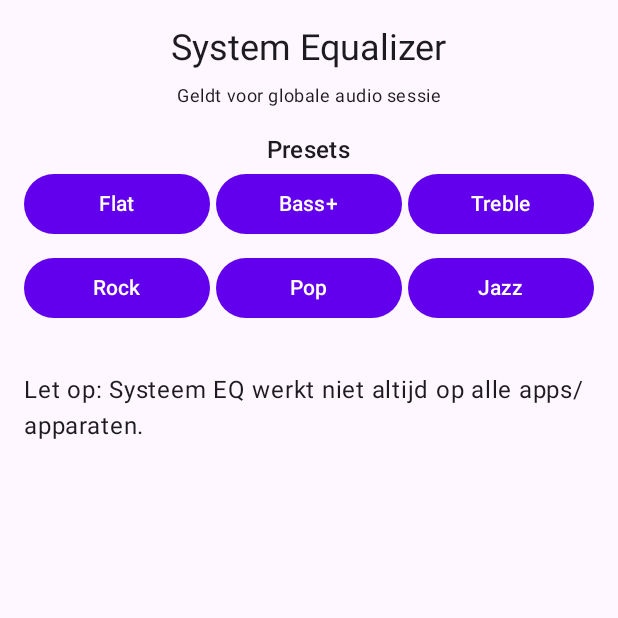
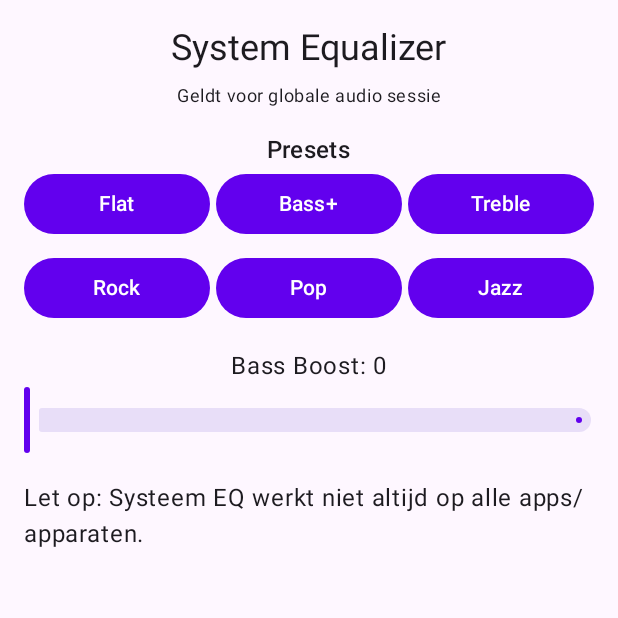
Before and after one commit to stefansdsd-ctrl/Philips-TAH6519-Companion, an Android app built with Jetpack Compose: the EqualizerScreen screen opened through its navigation route, after a tap on "Flat", on a phone screen of 412 x 824 dp, the top half of it. Run offline under Robolectric (Android 15) with nearby library versions, the phone set to English and light mode, and no system bars; 1 statement that could not run was skipped.

Commit message:
Low battery alert in ViewModel + BassBoost slider in EQ

```diff
--- a/app/src/main/java/com/philips/tah6519companion/ui/screens/MediaAndEqScreens.kt
+++ b/app/src/main/java/com/philips/tah6519companion/ui/screens/MediaAndEqScreens.kt
@@ -106,12 +106,13 @@ fun EqualizerScreen() {
     var eq by remember { mutableStateOf<Equalizer?>(null) }
     var bass by remember { mutableStateOf<BassBoost?>(null) }
     var bandLevels by remember { mutableStateOf(loadLevels(prefs)) }
+    var bassStrength by remember { mutableIntStateOf(prefs.getInt("bass", 0)) }
 
     DisposableEffect(Unit) {
         try {
             eq = Equalizer(0, 0).apply { enabled = true }
             bass = BassBoost(0, 0).apply { enabled = true }
-            applyLevels(eq, bass, bandLevels)
+            applyLevels(eq, bass, bandLevels, bassStrength)
         } catch (_: Exception) {}
         onDispose {
             eq?.release()
@@ -119,13 +120,14 @@ fun EqualizerScreen() {
         }
     }
 
-    fun saveAndApply(levels: List<Int>, bassStrength: Int = 0) {
+    fun saveAndApply(levels: List<Int>, strength: Int = bassStrength) {
         bandLevels = levels
+        bassStrength = strength
         prefs.edit {
             levels.forEachIndexed { i, v -> putInt("band_$i", v) }
-            putInt("bass", bassStrength)
+            putInt("bass", strength)
         }
-        applyLevels(eq, bass, levels, bassStrength)
+        applyLevels(eq, bass, levels, strength)
     }
 
     Column(modifier = Modifier.fillMaxSize().padding(16.dp), horizontalAlignment = Alignment.CenterHorizontally) {
@@ -136,17 +138,28 @@ fun EqualizerScreen() {
 
         Text("Presets", style = MaterialTheme.typography.titleMedium)
         Row(horizontalArrangement = Arrangement.spacedBy(4.dp), modifier = Modifier.fillMaxWidth()) {
-            Button(onClick = { saveAndApply(listOf(0, 0, 0, 0, 0)) }, modifier = Modifier.weight(1f)) { Text("Flat") }
+            Button(onClick = { saveAndApply(listOf(0, 0, 0, 0, 0), 0) }, modifier = Modifier.weight(1f)) { Text("Flat") }
             Button(onClick = { saveAndApply(listOf(600, 400, 0, -200, -400), 800) }, modifier = Modifier.weight(1f)) { Text("Bass+") }
-            Button(onClick = { saveAndApply(listOf(300, 100, -100, 200, 400)) }, modifier = Modifier.weight(1f)) { Text("Treble") }
+            Button(onClick = { saveAndApply(listOf(300, 100, -100, 200, 400), 200) }, modifier = Modifier.weight(1f)) { Text("Treble") }
         }
         Spacer(Modifier.height(8.dp))
         Row(horizontalArrangement = Arrangement.spacedBy(4.dp), modifier = Modifier.fillMaxWidth()) {
-            Button(onClick = { saveAndApply(listOf(400, 200, -100, 100, 300)) }, modifier = Modifier.weight(1f)) { Text("Rock") }
-            Button(onClick = { saveAndApply(listOf(200, 0, 100, 200, 100)) }, modifier = Modifier.weight(1f)) { Text("Pop") }
-            Button(onClick = { saveAndApply(listOf(100, 0, 0, 100, 200)) }, modifier = Modifier.weight(1f)) { Text("Jazz") }
+            Button(onClick = { saveAndApply(listOf(400, 200, -100, 100, 300), 400) }, modifier = Modifier.weight(1f)) { Text("Rock") }
+            Button(onClick = { saveAndApply(listOf(200, 0, 100, 200, 100), 100) }, modifier = Modifier.weight(1f)) { Text("Pop") }
+            Button(onClick = { saveAndApply(listOf(100, 0, 0, 100, 200), 0) }, modifier = Modifier.weight(1f)) { Text("Jazz") }
         }
         Spacer(Modifier.height(16.dp))
+
+        Text("Bass Boost: $bassStrength")
+        Slider(
+            value = bassStrength.toFloat(),
+            onValueChange = { v ->
+                bassStrength = v.toInt()
+                saveAndApply(bandLevels, bassStrength)
+            },
+            valueRange = 0f..1000f,
+            modifier = Modifier.fillMaxWidth()
+        )
 
         eq?.let { e ->
             val bands = minOf(5, e.numberOfBands)
--- a/app/src/main/java/com/philips/tah6519companion/viewmodel/HeadphonesViewModel.kt
+++ b/app/src/main/java/com/philips/tah6519companion/viewmodel/HeadphonesViewModel.kt
@@ -42,6 +42,8 @@ class HeadphonesViewModel(private val context: Context) : ViewModel() {
 
     private val _lastUpdate = MutableStateFlow("")
     val lastUpdate: StateFlow<String> = _lastUpdate
+
+    private var lowBatteryNotified = false
 
     private val profileListener = object : BluetoothProfile.ServiceListener {
         override fun onServiceConnected(profile: Int, proxy: BluetoothProfile) {
@@ -97,6 +99,8 @@ class HeadphonesViewModel(private val context: Context) : ViewModel() {
         if (Build.VERSION.SDK_INT >= Build.VERSION_CODES.O) {
             val channel = NotificationChannel("tah6519", "TAH6519 Status", NotificationManager.IMPORTANCE_LOW)
             notificationManager.createNotificationChannel(channel)
+            val alertChannel = NotificationChannel("tah6519_alert", "TAH6519 Alerts", NotificationManager.IMPORTANCE_DEFAULT)
+            notificationManager.createNotificationChannel(alertChannel)
         }
     }
 
@@ -114,6 +118,23 @@ class HeadphonesViewModel(private val context: Context) : ViewModel() {
             .setOnlyAlertOnce(true)
             .build()
         notificationManager.notify(1, notif)
+
+        // Low battery alert
+        if (connected && battery in 1..19 && !lowBatteryNotified) {
+            val alert = NotificationCompat.Builder(context, "tah6519_alert")
+                .setSmallIcon(android.R.drawable.stat_notify_error)
+                .setContentTitle("Lage batterij TAH6519")
+                .setContentText("Batterij is $battery%. Laad op.")
+                .setContentIntent(pending)
+                .setAutoCancel(true)
+                .setPriority(NotificationCompat.PRIORITY_DEFAULT)
+                .build()
+            notificationManager.notify(2, alert)
+            lowBatteryNotified = true
+        } else if (battery >= 20 || !connected) {
+            lowBatteryNotified = false
+            notificationManager.cancel(2)
+        }
     }
 
     private fun startPeriodicRefresh() {
@@ -130,6 +151,7 @@ class HeadphonesViewModel(private val context: Context) : ViewModel() {
         try { context.unregisterReceiver(receiver) } catch (_: Exception) {}
         adapter?.closeProfileProxy(BluetoothProfile.HEADSET, headsetProxy)
         notificationManager.cancel(1)
+        notificationManager.cancel(2)
     }
 
     fun refresh() {
```
